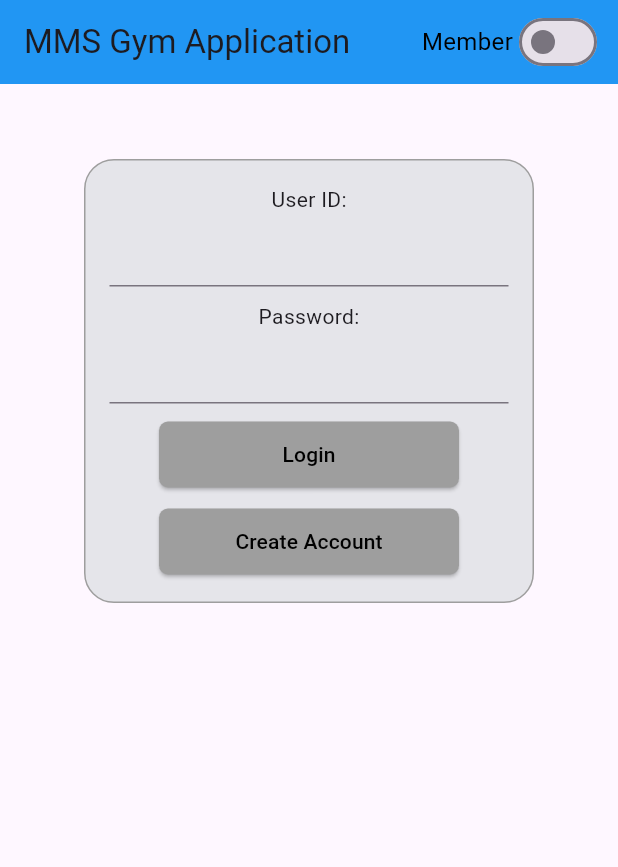
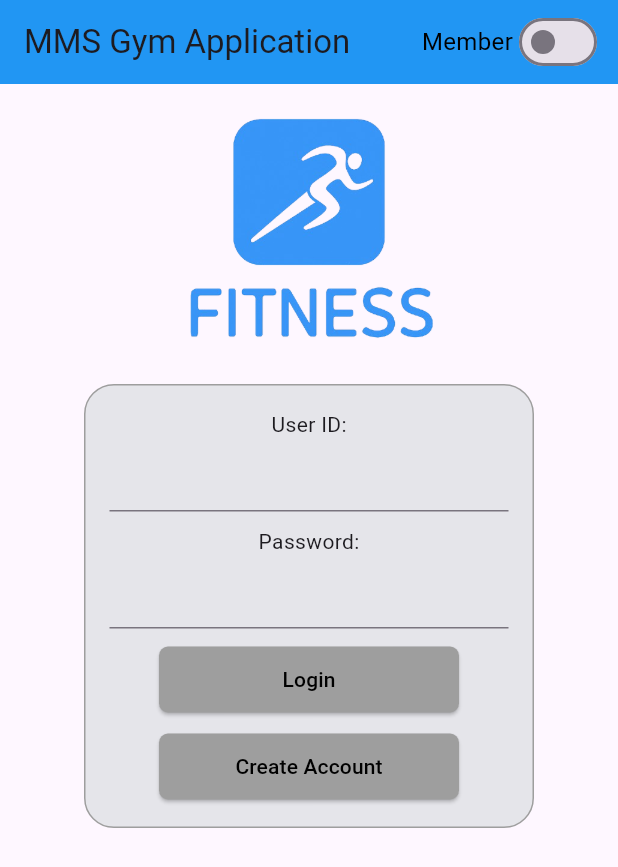
Before and after one commit to MatthewMacri/AppDevProject, a Flutter app: the screen it shows after launch, on a phone screen of 412 x 824 dp. Shown: the top 867 px of the screen. Run offline on Flutter 3.47's test engine with Material 3 defaults, Android fonts, the phone set to English and light mode, and no system bars; our stand-ins replace awesome_notifications, cloud_firestore, firebase_auth, firebase_core, geolocator, google_maps_flutter; missing offline and left inert: flutter_polyline_points; accounts and stored records are empty.

Commit message:
customized the app to look more friendly

```diff
--- a/appdev2project/lib/EmployeeLogin.dart
+++ b/appdev2project/lib/EmployeeLogin.dart
@@ -89,7 +89,6 @@ class _EmployeeLoginState extends State<EmployeeLogin> {
     return Center(
       child: Column(
         children: [
-          SizedBox(height: 50),
           Container(
             width: 300,
             padding: EdgeInsets.all(16),
--- a/appdev2project/lib/MemberLogin.dart
+++ b/appdev2project/lib/MemberLogin.dart
@@ -78,7 +78,6 @@ class _MemberLoginState extends State<MemberLogin> {
     return  Center(
         child: Column(
           children: [
-            SizedBox(height: 50),
             Container(
               width: 300,
               padding: EdgeInsets.all(16),
--- a/appdev2project/lib/baseLogin.dart
+++ b/appdev2project/lib/baseLogin.dart
@@ -87,8 +87,13 @@ class _LoginBaseState extends State<LoginBase> {
           SizedBox(width: 10), // Add spacing on the right edge
         ],
       ),
-      body: Center(
-        child: isEmployee ? EmployeeLogin() : MemberLogin(),
+      body: Column(
+        children: [
+          Image.asset('assets/gymAppLogo.png', width: 200, height: 200,),
+          Center(
+            child: isEmployee ? EmployeeLogin() : MemberLogin(),
+          ),
+        ],
       ),
     );
   }
--- a/appdev2project/pubspec.yaml
+++ b/appdev2project/pubspec.yaml
@@ -73,6 +73,7 @@ flutter:
   #   - images/a_dot_ham.jpeg
   assets:
     - assets/openHours.json
+    - assets/gymAppLogo.png
 
   # An image asset can refer to one or more resolution-specific "variants", see
   # https://flutter.dev/assets-and-images/#resolution-aware
```
Also changed, not shown: appdev2project/assets/gymAppLogo.png (added).
